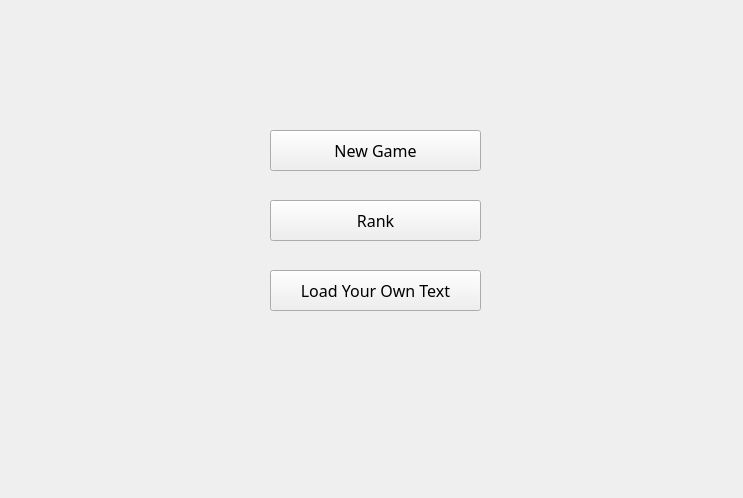
First picture: the form in menu.ui, repository qaz5823091/English_Typing_Game, before the edit.
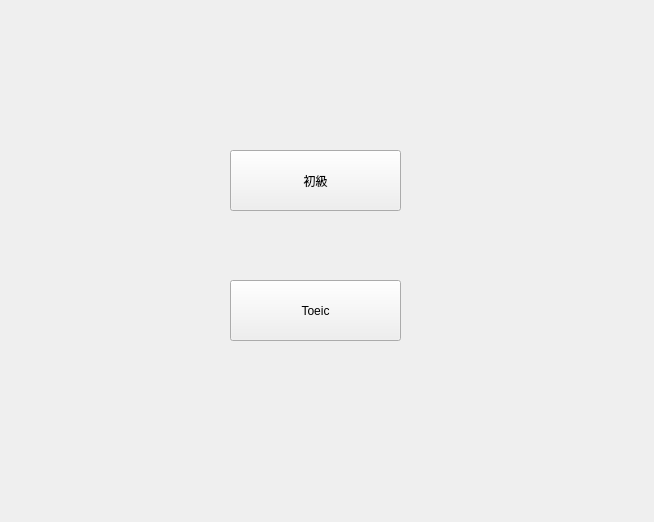
Second picture: the form after the edit. The open tabs and pages were chosen to show the change.

Patch:
```diff
--- a/menu.ui
+++ b/menu.ui
@@ -6,38 +6,32 @@
    <rect>
     <x>0</x>
     <y>0</y>
-    <width>743</width>
-    <height>498</height>
+    <width>654</width>
+    <height>522</height>
    </rect>
   </property>
   <property name="windowTitle">
    <string>MainWindow</string>
   </property>
   <widget class="QWidget" name="centralwidget">
-   <widget class="QPushButton" name="pushButton">
+   <widget class="QStackedWidget" name="stackedWidget">
     <property name="geometry">
      <rect>
-      <x>270</x>
-      <y>130</y>
-      <width>211</width>
-      <height>41</height>
+      <x>0</x>
+      <y>0</y>
+      <width>651</width>
+      <height>501</height>
      </rect>
     </property>
-    <property name="font">
-     <font>
-      <family>微軟正黑體</family>
-      <pointsize>12</pointsize>
-     </font>
+    <property name="currentIndex">
+     <number>0</number>
     </property>
-    <property name="text">
-     <string>New Game</string>
-    </property>
-   </widget>
+    <widget class="QWidget" name="page">
    <widget class="QPushButton" name="pushButton_2">
     <property name="geometry">
      <rect>
-      <x>270</x>
-      <y>200</y>
+        <x>210</x>
+        <y>260</y>
       <width>211</width>
       <height>41</height>
      </rect>
@@ -52,11 +46,11 @@
      <string>Rank</string>
     </property>
    </widget>
-   <widget class="QPushButton" name="pushButton_3">
+     <widget class="QPushButton" name="pushButton">
     <property name="geometry">
      <rect>
-      <x>270</x>
-      <y>270</y>
+        <x>210</x>
+        <y>160</y>
       <width>211</width>
       <height>41</height>
      </rect>
@@ -68,8 +62,38 @@
      </font>
     </property>
     <property name="text">
-     <string>Load Your Own Text</string>
-    </property>
+       <string>New Game</string>
+      </property>
+     </widget>
+    </widget>
+    <widget class="QWidget" name="page_2">
+     <widget class="QPushButton" name="buttonEasy">
+      <property name="geometry">
+       <rect>
+        <x>230</x>
+        <y>150</y>
+        <width>171</width>
+        <height>61</height>
+       </rect>
+      </property>
+      <property name="text">
+       <string>初級</string>
+      </property>
+     </widget>
+     <widget class="QPushButton" name="buttonToeic">
+      <property name="geometry">
+       <rect>
+        <x>230</x>
+        <y>280</y>
+        <width>171</width>
+        <height>61</height>
+       </rect>
+      </property>
+      <property name="text">
+       <string>Toeic</string>
+      </property>
+     </widget>
+    </widget>
    </widget>
   </widget>
   <widget class="QMenuBar" name="menubar">
@@ -77,8 +101,8 @@
     <rect>
      <x>0</x>
      <y>0</y>
-     <width>743</width>
-     <height>25</height>
+     <width>654</width>
+     <height>20</height>
     </rect>
    </property>
   </widget>
```
Lines whose indentation alone changed are shown as unchanged.
